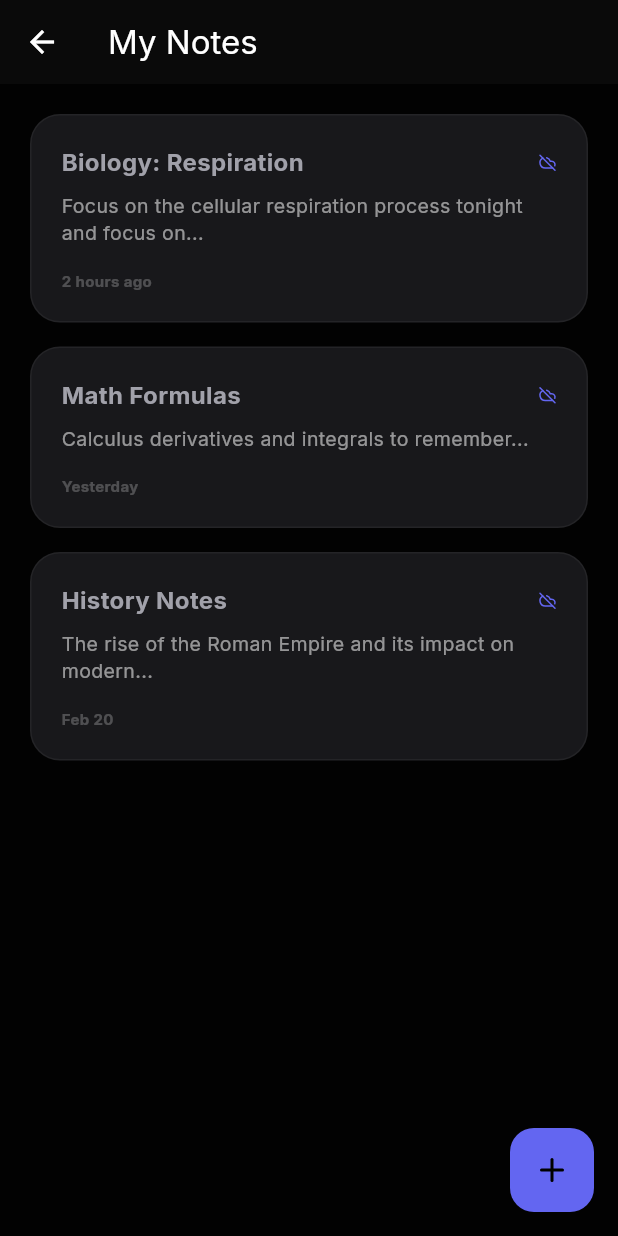
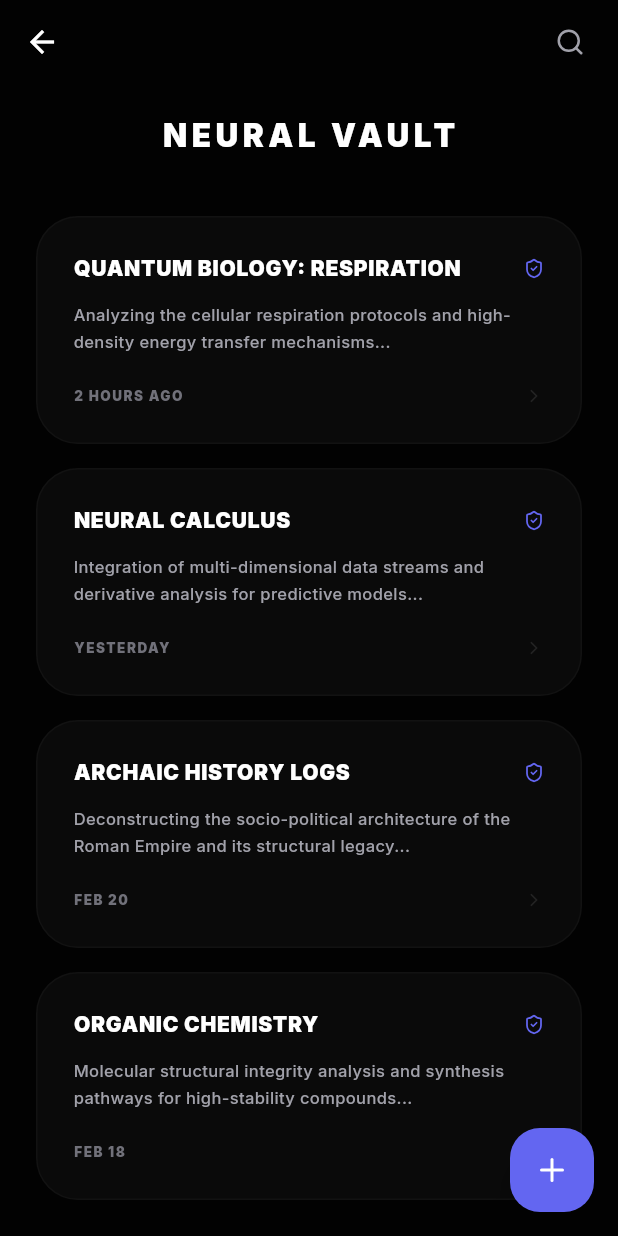
Before and after one commit to daxp472/EduMind, a Flutter app: the NotesListScreen screen opened by its route, on a phone screen of 412 x 824 dp. Run offline on Flutter 3.47's test engine with Material 3 defaults, Android fonts, the phone set to English and light mode, and no system bars; drawn by our look-alikes of flutter_animate; our stand-ins replace dio, flutter_secure_storage, google_fonts, lucide_icons; accounts and stored records are empty.

Commit message:
feat: implement neural note taking system with editor

```diff
--- a/App/lib/screens/study/notes_list.dart
+++ b/App/lib/screens/study/notes_list.dart
@@ -1,6 +1,8 @@
 import 'package:flutter/material.dart';
 import 'package:lucide_icons/lucide_icons.dart';
-import '../../core/constants.dart';
+import '../../core/app_colors.dart';
+import '../../widgets/premium_card.dart';
+import 'package:flutter_animate/flutter_animate.dart';
 
 class NotesListScreen extends StatelessWidget {
   const NotesListScreen({super.key});
@@ -8,53 +10,121 @@ class NotesListScreen extends StatelessWidget {
   @override
   Widget build(BuildContext context) {
     final notes = [
-      {'title': 'Biology: Respiration', 'date': '2 hours ago', 'preview': 'Focus on the cellular respiration process tonight and focus on...'},
-      {'title': 'Math Formulas', 'date': 'Yesterday', 'preview': 'Calculus derivatives and integrals to remember...'},
-      {'title': 'History Notes', 'date': 'Feb 20', 'preview': 'The rise of the Roman Empire and its impact on modern...'},
+      {'title': 'QUANTUM BIOLOGY: RESPIRATION', 'date': '2 HOURS AGO', 'preview': 'Analyzing the cellular respiration protocols and high-density energy transfer mechanisms...'},
+      {'title': 'NEURAL CALCULUS', 'date': 'YESTERDAY', 'preview': 'Integration of multi-dimensional data streams and derivative analysis for predictive models...'},
+      {'title': 'ARCHAIC HISTORY LOGS', 'date': 'FEB 20', 'preview': 'Deconstructing the socio-political architecture of the Roman Empire and its structural legacy...'},
+      {'title': 'ORGANIC CHEMISTRY', 'date': 'FEB 18', 'preview': 'Molecular structural integrity analysis and synthesis pathways for high-stability compounds...'},
     ];
 
     return Scaffold(
-      appBar: AppBar(title: const Text('My Notes')),
-      body: ListView.builder(
-        padding: const EdgeInsets.all(AppConstants.defaultPadding),
-        itemCount: notes.length,
-        itemBuilder: (context, index) {
+      backgroundColor: AppColors.background,
+      body: CustomScrollView(
+        physics: const BouncingScrollPhysics(),
+        slivers: [
+          SliverAppBar(
+            expandedHeight: 120.0,
+            floating: true,
+            pinned: true,
+            elevation: 0,
+            backgroundColor: AppColors.background.withOpacity(0.9),
+            flexibleSpace: const FlexibleSpaceBar(
+              title: Text(
+                'NEURAL VAULT',
+                style: TextStyle(
+                  fontSize: 14,
+                  fontWeight: FontWeight.w900,
+                  letterSpacing: 2.0,
+                  color: Colors.white,
+                ),
+              ),
+              centerTitle: true,
+            ),
+            actions: [
+              IconButton(
+                icon: const Icon(LucideIcons.search, size: 20, color: AppColors.textSecondary),
+                onPressed: () {},
+              ),
+              const SizedBox(width: 8),
+            ],
+          ),
+          SliverPadding(
+            padding: const EdgeInsets.all(24),
+            sliver: SliverList(
+              delegate: SliverChildBuilderDelegate(
+                (context, index) {
                   final note = notes[index];
-          return InkWell(
+                  return Padding(
+                    padding: const EdgeInsets.only(bottom: 16),
+                    child: PremiumCard(
                       onTap: () => Navigator.pushNamed(context, '/note_editor', arguments: 'id_$index'),
-            child: Container(
-              margin: const EdgeInsets.only(bottom: 16),
-              padding: const EdgeInsets.all(20),
-              decoration: BoxDecoration(
-                color: AppConstants.surfaceColor,
-                borderRadius: BorderRadius.circular(20),
-                border: Border.all(color: Colors.white.withOpacity(0.05)),
-              ),
+                      padding: const EdgeInsets.all(24),
                       child: Column(
                         crossAxisAlignment: CrossAxisAlignment.start,
                         children: [
                           Row(
                             mainAxisAlignment: MainAxisAlignment.spaceBetween,
                             children: [
-                      Text(note['title']!, style: const TextStyle(fontWeight: FontWeight.bold, fontSize: 16)),
-                      const Icon(LucideIcons.cloudOff, size: 12, color: AppConstants.primaryColor),
+                              Expanded(
+                                child: Text(
+                                  note['title']!,
+                                  style: const TextStyle(
+                                    fontWeight: FontWeight.w900,
+                                    fontSize: 14,
+                                    letterSpacing: 0.5,
+                                    color: Colors.white,
+                                  ),
+                                  overflow: TextOverflow.ellipsis,
+                                ),
+                              ),
+                              const Icon(LucideIcons.shieldCheck, size: 14, color: AppColors.primary),
                             ],
                           ),
-                  const SizedBox(height: 8),
-                  Text(note['preview']!, style: const TextStyle(color: Colors.white54, fontSize: 13, height: 1.4), maxLines: 2, overflow: TextOverflow.ellipsis),
-                  const SizedBox(height: 16),
-                  Text(note['date']!, style: const TextStyle(color: Colors.white24, fontSize: 10, fontWeight: FontWeight.bold)),
+                          const SizedBox(height: 12),
+                          Text(
+                            note['preview']!,
+                            style: const TextStyle(
+                              color: AppColors.textSecondary,
+                              fontSize: 11,
+                              height: 1.6,
+                              fontWeight: FontWeight.w500,
+                            ),
+                            maxLines: 2,
+                            overflow: TextOverflow.ellipsis,
+                          ),
+                          const SizedBox(height: 20),
+                          Row(
+                            mainAxisAlignment: MainAxisAlignment.spaceBetween,
+                            children: [
+                              Text(
+                                note['date']!,
+                                style: const TextStyle(
+                                  color: AppColors.textMuted,
+                                  fontSize: 9,
+                                  fontWeight: FontWeight.w900,
+                                  letterSpacing: 1.0,
+                                ),
+                              ),
+                              const Icon(LucideIcons.chevronRight, size: 14, color: Colors.white10),
+                            ],
+                          ),
                         ],
                       ),
                     ),
-          );
+                  ).animate().fadeIn(delay: (index * 50).ms).slideY(begin: 0.1);
                 },
+                childCount: notes.length,
+              ),
+            ),
+          ),
+        ],
       ),
       floatingActionButton: FloatingActionButton(
         onPressed: () => Navigator.pushNamed(context, '/note_editor'),
-        backgroundColor: AppConstants.primaryColor,
-        child: const Icon(LucideIcons.plus),
-      ),
+        backgroundColor: AppColors.primary,
+        shape: RoundedRectangleBorder(borderRadius: BorderRadius.circular(20)),
+        elevation: 10,
+        child: const Icon(LucideIcons.plus, color: Colors.white),
+      ).animate().scale(delay: 400.ms, curve: Curves.elasticOut),
     );
   }
 }
```
Also changed, not shown: App/lib/screens/study/note_editor.dart (+73 -30 lines). Lines whose indentation alone changed are shown as unchanged.
